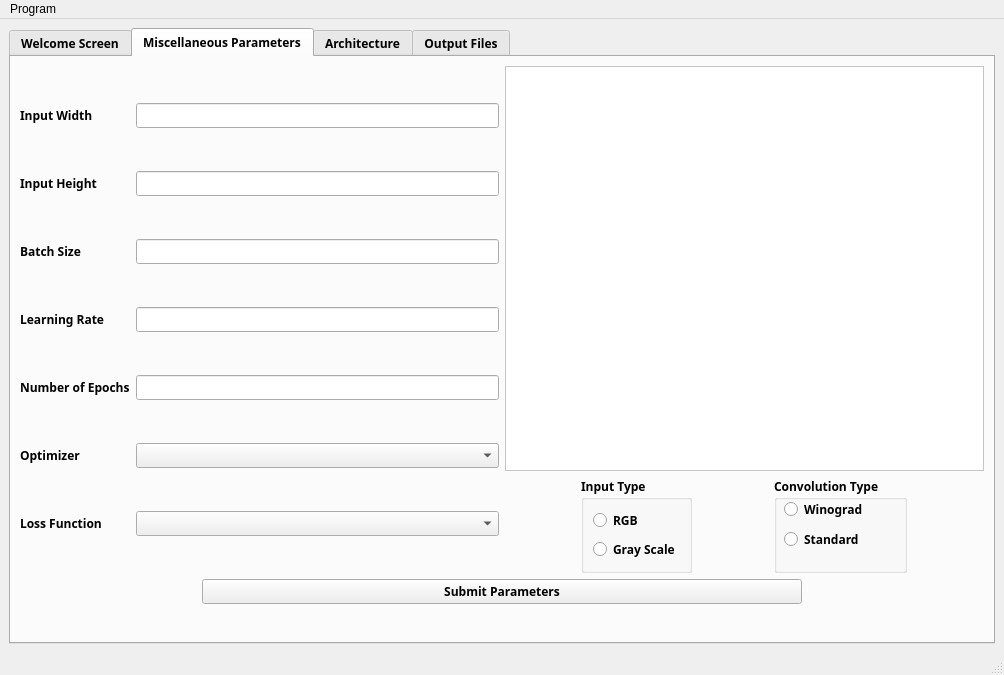
Above: examples/enhancement/ui/mainwindow.ui from mourra950/Siemens-System-Level-Modelling-of-ASDLA-Graduation-Project before the change. Below: the same form after it.
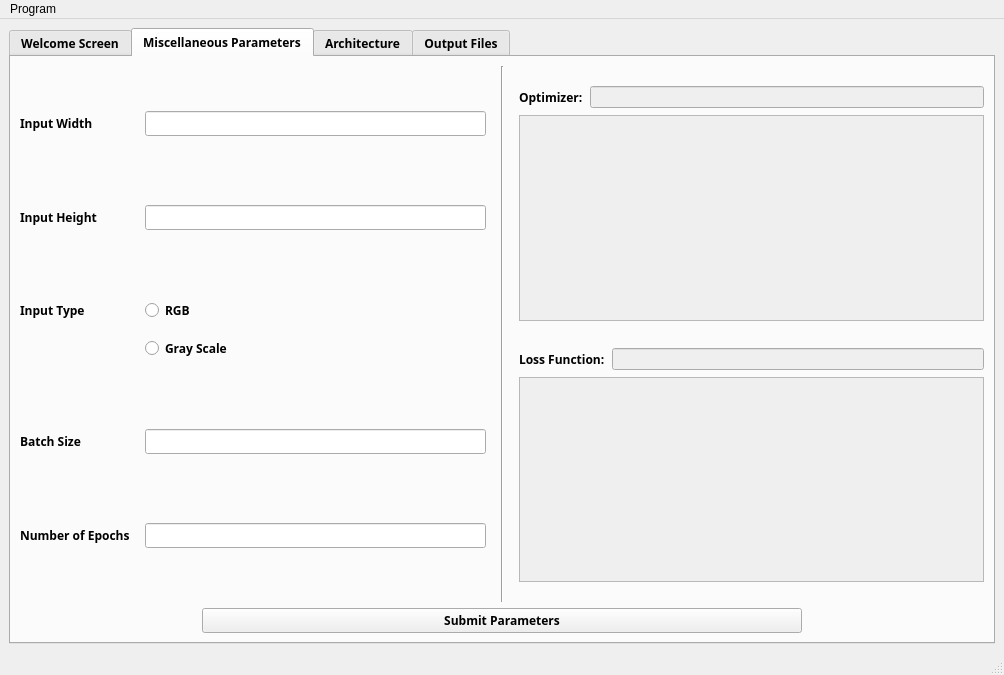
That is the form after the change. The open tabs and pages were chosen to show the change.

Commit message: Integrated the auto extraction feature with the miscellaneous parameters in the GUI and adjusted paths to be callable from any directory

```diff
--- a/examples/enhancement/ui/mainwindow.ui
+++ b/examples/enhancement/ui/mainwindow.ui
@@ -14,8 +14,8 @@
    <string>MainWindow</string>
   </property>
   <widget class="QWidget" name="centralwidget">
-   <layout class="QVBoxLayout" name="verticalLayout_11">
-    <item>
+   <layout class="QGridLayout" name="gridLayout_4">
+    <item row="0" column="0">
      <widget class="QTabWidget" name="tabWidget">
       <property name="sizePolicy">
        <sizepolicy hsizetype="Expanding" vsizetype="Expanding">
@@ -68,14 +68,14 @@
        <attribute name="title">
         <string>Miscellaneous Parameters</string>
        </attribute>
-       <layout class="QVBoxLayout" name="verticalLayout_16">
-        <item>
-         <layout class="QVBoxLayout" name="Params_Layout">
-          <property name="bottomMargin">
-           <number>29</number>
-          </property>
+       <layout class="QGridLayout" name="gridLayout_5">
+        <item row="0" column="0">
+         <layout class="QVBoxLayout" name="verticalLayout_19">
           <item>
-           <layout class="QHBoxLayout" name="horizontalLayout_6">
+           <layout class="QHBoxLayout" name="horizontalLayout_16">
+            <property name="spacing">
+             <number>15</number>
+            </property>
             <item>
              <layout class="QFormLayout" name="formLayout">
               <item row="0" column="0">
@@ -83,10 +83,13 @@
                 <property name="orientation">
                  <enum>Qt::Vertical</enum>
                 </property>
+                <property name="sizeType">
+                 <enum>QSizePolicy::Fixed</enum>
+                </property>
                 <property name="sizeHint" stdset="0">
                  <size>
                   <width>20</width>
-                  <height>40</height>
+                  <height>30</height>
                  </size>
                 </property>
                </spacer>
@@ -137,87 +140,41 @@
                 </property>
                </spacer>
               </item>
-              <item row="5" column="0">
-               <widget class="QLabel" name="batchSize_label">
+              <item row="8" column="0">
+               <widget class="QLabel" name="batchSize_label_2">
                 <property name="text">
                  <string>Batch Size</string>
                 </property>
                </widget>
               </item>
-              <item row="5" column="1">
+              <item row="8" column="1">
                <widget class="QLineEdit" name="batchSize_QLineEdit"/>
               </item>
-              <item row="6" column="0">
-               <spacer name="verticalSpacer_3">
-                <property name="orientation">
-                 <enum>Qt::Vertical</enum>
-                </property>
-                <property name="sizeHint" stdset="0">
-                 <size>
-                  <width>20</width>
-                  <height>40</height>
-                 </size>
-                </property>
-               </spacer>
-              </item>
-              <item row="7" column="0">
-               <widget class="QLabel" name="learningRate_label">
-                <property name="text">
-                 <string>Learning Rate</string>
-                </property>
-               </widget>
-              </item>
-              <item row="7" column="1">
-               <widget class="QLineEdit" name="learningRate_QLineEdit"/>
-              </item>
-              <item row="8" column="0">
-               <spacer name="verticalSpacer_4">
-                <property name="orientation">
-                 <enum>Qt::Vertical</enum>
-                </property>
-                <property name="sizeHint" stdset="0">
-                 <size>
-                  <width>20</width>
-                  <height>40</height>
-                 </size>
-                </property>
-               </spacer>
-              </item>
               <item row="9" column="0">
-               <widget class="QLabel" name="numberEpochs_label">
+               <spacer name="verticalSpacer_13">
+                <property name="orientation">
+                 <enum>Qt::Vertical</enum>
+                </property>
+                <property name="sizeHint" stdset="0">
+                 <size>
+                  <width>20</width>
+                  <height>40</height>
+                 </size>
+                </property>
+               </spacer>
+              </item>
+              <item row="10" column="0">
+               <widget class="QLabel" name="numberEpochs_label_2">
                 <property name="text">
                  <string>Number of Epochs</string>
                 </property>
                </widget>
               </item>
-              <item row="9" column="1">
+              <item row="10" column="1">
                <widget class="QLineEdit" name="numEpochs_QLineEdit"/>
               </item>
-              <item row="10" column="0">
-               <spacer name="verticalSpacer_5">
-                <property name="orientation">
-                 <enum>Qt::Vertical</enum>
-                </property>
-                <property name="sizeHint" stdset="0">
-                 <size>
-                  <width>20</width>
-                  <height>40</height>
-                 </size>
-                </property>
-               </spacer>
-              </item>
               <item row="11" column="0">
-               <widget class="QLabel" name="optimizer_label">
-                <property name="text">
-                 <string>Optimizer</string>
-                </property>
-               </widget>
-              </item>
-              <item row="11" column="1">
-               <widget class="QComboBox" name="optimizer_QComboBox"/>
-              </item>
-              <item row="12" column="0">
-               <spacer name="verticalSpacer_6">
+               <spacer name="verticalSpacer_15">
                 <property name="orientation">
                  <enum>Qt::Vertical</enum>
                 </property>
@@ -229,18 +186,43 @@
                 </property>
                </spacer>
               </item>
-              <item row="13" column="0">
-               <widget class="QLabel" name="lossFunction_label">
+              <item row="6" column="1">
+               <widget class="QRadioButton" name="inputType_grayScale_QRadioButton">
+                <property name="font">
+                 <font>
+                  <family>Siemens Sans</family>
+                  <weight>75</weight>
+                  <bold>true</bold>
+                 </font>
+                </property>
                 <property name="text">
-                 <string>Loss Function</string>
+                 <string>Gray Scale</string>
                 </property>
                </widget>
               </item>
-              <item row="13" column="1">
-               <widget class="QComboBox" name="lossFunc_QComboBox"/>
+              <item row="5" column="1">
+               <widget class="QRadioButton" name="inputType_RGB_QRadioButton">
+                <property name="font">
+                 <font>
+                  <family>Siemens Sans</family>
+                  <weight>75</weight>
+                  <bold>true</bold>
+                 </font>
+                </property>
+                <property name="text">
+                 <string>RGB</string>
+                </property>
+               </widget>
               </item>
-              <item row="14" column="0">
-               <spacer name="verticalSpacer_8">
+              <item row="5" column="0">
+               <widget class="QLabel" name="inputHeight_label_3">
+                <property name="text">
+                 <string>Input Type</string>
+                </property>
+               </widget>
+              </item>
+              <item row="7" column="0">
+               <spacer name="verticalSpacer_14">
                 <property name="orientation">
                  <enum>Qt::Vertical</enum>
                 </property>
@@ -255,159 +237,165 @@
              </layout>
             </item>
             <item>
-             <layout class="QVBoxLayout" name="verticalLayout_12">
+             <widget class="Line" name="line">
+              <property name="orientation">
+               <enum>Qt::Vertical</enum>
+              </property>
+             </widget>
+            </item>
+            <item>
+             <layout class="QVBoxLayout" name="verticalLayout_13">
+              <property name="spacing">
+               <number>7</number>
+              </property>
               <item>
-               <layout class="QVBoxLayout" name="verticalLayout_14">
+               <spacer name="verticalSpacer_17">
+                <property name="orientation">
+                 <enum>Qt::Vertical</enum>
+                </property>
+                <property name="sizeType">
+                 <enum>QSizePolicy::Fixed</enum>
+                </property>
+                <property name="sizeHint" stdset="0">
+                 <size>
+                  <width>20</width>
+                  <height>20</height>
+                 </size>
+                </property>
+               </spacer>
+              </item>
+              <item>
+               <layout class="QHBoxLayout" name="horizontalLayout_2">
                 <item>
-                 <widget class="QTableView" name="tableView_2">
-                  <property name="font">
-                   <font>
-                    <family>Siemens Sans</family>
-                    <weight>50</weight>
-                    <bold>false</bold>
-                   </font>
+                 <widget class="QLabel" name="optimizer_label_2">
+                  <property name="text">
+                   <string>Optimizer:</string>
                   </property>
+                 </widget>
+                </item>
+                <item>
+                 <widget class="QLineEdit" name="selectedOptimizer_QLineEdit">
+                  <property name="enabled">
+                   <bool>false</bool>
+                  </property>
                   <property name="styleSheet">
-                   <string notr="true">background-color: rgb(255, 255, 255);
-</string>
+                   <string notr="true">QLineEdit{
+	color: black;
+}</string>
                   </property>
-                  <property name="sizeAdjustPolicy">
-                   <enum>QAbstractScrollArea::AdjustToContents</enum>
-                  </property>
                  </widget>
                 </item>
-                <item>
-                 <layout class="QGridLayout" name="gridLayout">
-                  <item row="0" column="0">
-                   <widget class="QGroupBox" name="inputtype">
-                    <property name="sizePolicy">
-                     <sizepolicy hsizetype="Fixed" vsizetype="Fixed">
-                      <horstretch>0</horstretch>
-                      <verstretch>0</verstretch>
-                     </sizepolicy>
-                    </property>
-                    <property name="font">
-                     <font>
-                      <family>Siemens Sans</family>
-                      <weight>75</weight>
-                      <bold>true</bold>
-                     </font>
-                    </property>
-                    <property name="styleSheet">
-                     <string notr="true"/>
-                    </property>
-                    <property name="title">
-                     <string>Input Type</string>
-                    </property>
-                    <layout class="QVBoxLayout" name="verticalLayout">
-                     <item>
-                      <widget class="QRadioButton" name="inputType_RGB_QRadioButton">
-                       <property name="font">
-                        <font>
-                         <family>Siemens Sans</family>
-                         <weight>75</weight>
-                         <bold>true</bold>
-                        </font>
-                       </property>
-                       <property name="text">
-                        <string>RGB</string>
-                       </property>
-                      </widget>
-                     </item>
-                     <item>
-                      <widget class="QRadioButton" name="inputType_grayScale_QRadioButton">
-                       <property name="font">
-                        <font>
-                         <family>Siemens Sans</family>
-                         <weight>75</weight>
-                         <bold>true</bold>
-                        </font>
-                       </property>
-                       <property name="text">
-                        <string>Gray Scale</string>
-                       </property>
-                      </widget>
-                     </item>
-                    </layout>
-                   </widget>
+               </layout>
+              </item>
+              <item>
+               <widget class="QScrollArea" name="scrollArea_3">
+                <property name="widgetResizable">
+                 <bool>true</bool>
+                </property>
+                <widget class="QWidget" name="scrollwidget_2">
+                 <property name="geometry">
+                  <rect>
+                   <x>0</x>
+                   <y>0</y>
+                   <width>454</width>
+                   <height>175</height>
+                  </rect>
+                 </property>
+                 <layout class="QVBoxLayout" name="verticalLayout_5">
+                  <item>
+                   <layout class="QVBoxLayout" name="optimizersList_QVBoxLayout"/>
                   </item>
-                  <item row="0" column="1">
-                   <widget class="QGroupBox" name="groupBox">
-                    <property name="sizePolicy">
-                     <sizepolicy hsizetype="Fixed" vsizetype="Minimum">
-                      <horstretch>0</horstretch>
-                      <verstretch>0</verstretch>
-                     </sizepolicy>
-                    </property>
-                    <property name="font">
-                     <font>
-                      <family>Siemens Sans</family>
-                      <weight>75</weight>
-                      <bold>true</bold>
-                     </font>
-                    </property>
-                    <property name="styleSheet">
-                     <string notr="true"/>
-                    </property>
-                    <property name="title">
-                     <string>Convolution Type</string>
-                    </property>
-                    <widget class="QRadioButton" name="Standard">
-                     <property name="geometry">
-                      <rect>
-                       <x>10</x>
-                       <y>50</y>
-                       <width>91</width>
-                       <height>24</height>
-                      </rect>
-                     </property>
-                     <property name="font">
-                      <font>
-                       <family>Siemens Sans</family>
-                       <weight>75</weight>
-                       <bold>true</bold>
-                      </font>
-                     </property>
-                     <property name="text">
-                      <string>Standard </string>
-                     </property>
-                    </widget>
-                    <widget class="QRadioButton" name="Winograd">
-                     <property name="geometry">
-                      <rect>
-                       <x>10</x>
-                       <y>20</y>
-                       <width>93</width>
-                       <height>24</height>
-                      </rect>
-                     </property>
-                     <property name="font">
-                      <font>
-                       <family>Siemens Sans</family>
-                       <weight>75</weight>
-                       <bold>true</bold>
-                      </font>
-                     </property>
-                     <property name="text">
-                      <string>Winograd</string>
-                     </property>
-                    </widget>
-                   </widget>
-                  </item>
                  </layout>
+                </widget>
+               </widget>
+              </item>
+              <item>
+               <spacer name="verticalSpacer_9">
+                <property name="orientation">
+                 <enum>Qt::Vertical</enum>
+                </property>
+                <property name="sizeType">
+                 <enum>QSizePolicy::Fixed</enum>
+                </property>
+                <property name="sizeHint" stdset="0">
+                 <size>
+                  <width>20</width>
+                  <height>20</height>
+                 </size>
+                </property>
+               </spacer>
+              </item>
+              <item>
+               <layout class="QHBoxLayout" name="horizontalLayout">
+                <item>
+                 <widget class="QLabel" name="lossFunction_label_2">
+                  <property name="text">
+                   <string>Loss Function:</string>
+                  </property>
+                 </widget>
                 </item>
+                <item>
+                 <widget class="QLineEdit" name="selectedLossFunc_QLineEdit">
+                  <property name="enabled">
+                   <bool>false</bool>
+                  </property>
+                  <property name="styleSheet">
+                   <string notr="true">QLineEdit{
+	color: black;
+}</string>
+                  </property>
+                  <property name="text">
+                   <string/>
+                  </property>
+                 </widget>
+                </item>
                </layout>
               </item>
+              <item>
+               <widget class="QScrollArea" name="scrollArea_4">
+                <property name="widgetResizable">
+                 <bool>true</bool>
+                </property>
+                <widget class="QWidget" name="scrollwidget_4">
+                 <property name="geometry">
+                  <rect>
+                   <x>0</x>
+                   <y>0</y>
+                   <width>454</width>
+                   <height>175</height>
+                  </rect>
+                 </property>
+                 <layout class="QVBoxLayout" name="verticalLayout_6">
+                  <item>
+                   <layout class="QVBoxLayout" name="lossFuncsList_QVBoxLayout"/>
+                  </item>
+                 </layout>
+                </widget>
+               </widget>
+              </item>
+              <item>
+               <spacer name="verticalSpacer_16">
+                <property name="orientation">
+                 <enum>Qt::Vertical</enum>
+                </property>
+                <property name="sizeType">
+                 <enum>QSizePolicy::Fixed</enum>
+                </property>
+                <property name="sizeHint" stdset="0">
+                 <size>
+                  <width>20</width>
+                  <height>20</height>
+                 </size>
+                </property>
+               </spacer>
+              </item>
              </layout>
             </item>
            </layout>
           </item>
           <item>
-           <layout class="QGridLayout" name="gridLayout_2">
-            <property name="topMargin">
-             <number>0</number>
-            </property>
-            <item row="0" column="0">
+           <layout class="QHBoxLayout" name="horizontalLayout_17">
+            <item>
              <widget class="QPushButton" name="submitParams_QPushButton">
               <property name="maximumSize">
                <size>
```
Left out of the diff: 27 changed lines with no effect on the pictures. The commit also changes 2 other files.
